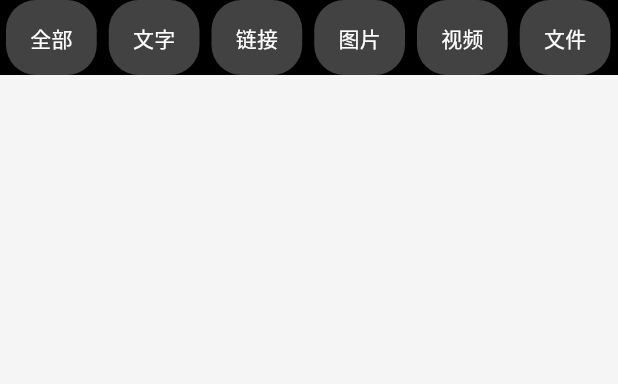
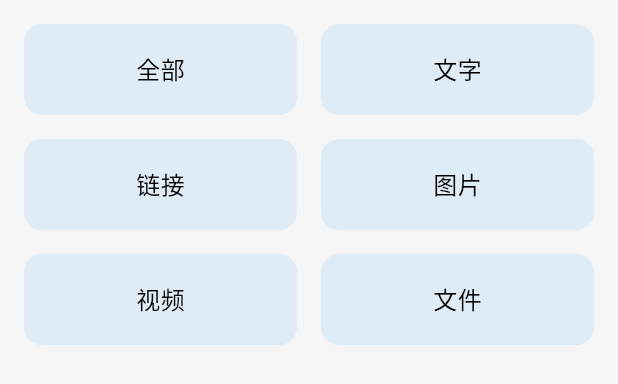
Before and after one commit to ctasse/collectSpace, a Flutter app: the CategoryMenu widget shown alone on an empty page, opened directly, on a phone screen of 412 x 824 dp. Shown: the top 384 px of the screen. Run offline on Flutter 3.47's test engine with Material 3 defaults, Android fonts, the phone set to English and light mode, and no system bars; our stand-ins replace shared_preferences; accounts and stored records are empty.

Commit message:
实现分享功能，支持文本和文件接收，更新分类菜单布局，添加相关依赖

```diff
--- a/lib/widgets/category_menu.dart
+++ b/lib/widgets/category_menu.dart
@@ -5,11 +5,24 @@ class CategoryMenu extends StatelessWidget {
 
   @override
   Widget build(BuildContext context) {
+    // 获取当前主题的颜色
+    final Color backgroundColor = Theme.of(context).scaffoldBackgroundColor;
+    final Color itemColor = Theme.of(context).colorScheme.primary.withOpacity(0.1);
+    final isDarkMode = Theme.of(context).brightness == Brightness.dark;
+    final textColor = isDarkMode ? Colors.white : Colors.black;
+
     return Container(
-      color: Colors.black,
-      height: 50,
-      child: ListView.builder(
-        scrollDirection: Axis.horizontal,
+      color: backgroundColor, // 使用主题背景颜色
+      padding: const EdgeInsets.all(16),
+      child: GridView.builder(
+        shrinkWrap: true,
+        physics: const NeverScrollableScrollPhysics(),
+        gridDelegate: const SliverGridDelegateWithFixedCrossAxisCount(
+          crossAxisCount: 2, // 每行两列
+          crossAxisSpacing: 16, // 列间距
+          mainAxisSpacing: 16, // 行间距
+          childAspectRatio: 3, // 子项宽高比
+        ),
         itemCount: categories.length,
         itemBuilder: (context, index) {
           return GestureDetector(
@@ -17,16 +30,14 @@ class CategoryMenu extends StatelessWidget {
               // 处理分类点击事件
             },
             child: Container(
-              padding: const EdgeInsets.symmetric(horizontal: 16, vertical: 8),
-              margin: const EdgeInsets.symmetric(horizontal: 4),
               decoration: BoxDecoration(
-                color: Colors.grey[800],
-                borderRadius: BorderRadius.circular(20),
+                color: itemColor, // 使用主题的主色作为子项背景
+                borderRadius: BorderRadius.circular(12),
               ),
               child: Center(
                 child: Text(
                   categories[index],
-                  style: const TextStyle(color: Colors.white),
+                  style: TextStyle(color: textColor, fontSize: 16), // 使用主题的文字颜色
                 ),
               ),
             ),
--- a/pubspec.yaml
+++ b/pubspec.yaml
@@ -30,6 +30,10 @@ environment:
 dependencies:
   flutter:
     sdk: flutter
+  receive_sharing_intent: ^latest
+  path_provider: ^latest
+  shared_preferences: ^latest
+  file_picker: ^latest
 
   # The following adds the Cupertino Icons font to your application.
   # Use with the CupertinoIcons class for iOS style icons.
```
Also changed, not shown: lib/pages/collection_page.dart (+53 -1 lines), 2 other files.
